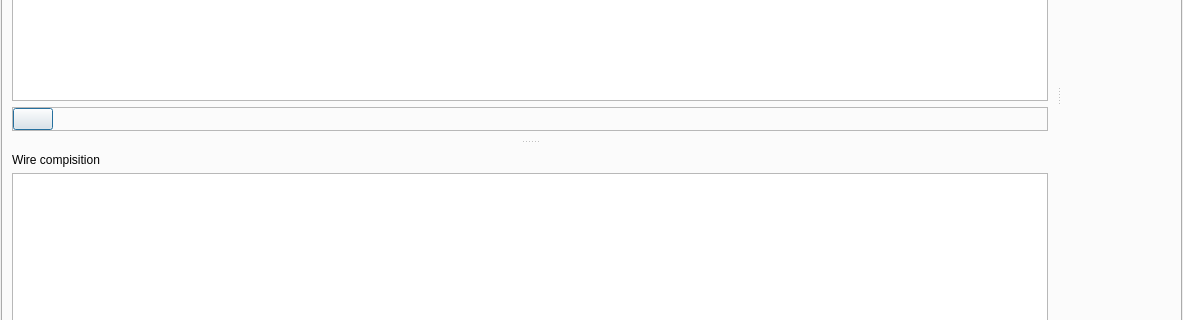
Before: the Qt Designer form src/GridCal/Gui/TowerBuilder/gui.ui in SanPen/GridCal, drawn with Qt 5; both pictures show x 0 to 1183 and y 255 to 575 of the 1183 by 675 pixel window.
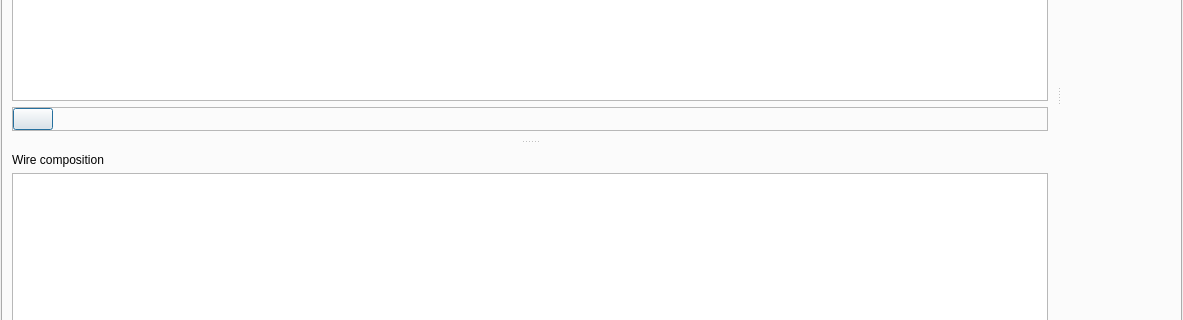
After: the same form once the commit is applied. Icons and pictures are not drawn. Custom widgets are drawn as their Qt base class.

Commit message: Fixed compisition typo

Diff of the .ui file:
```diff
--- a/src/GridCal/Gui/TowerBuilder/gui.ui
+++ b/src/GridCal/Gui/TowerBuilder/gui.ui
@@ -271,7 +271,7 @@
                <item>
                 <widget class="QLabel" name="label_10">
                  <property name="text">
-                  <string>Wire compisition</string>
+                  <string>Wire composition</string>
                  </property>
                 </widget>
                </item>
```
The commit also changes 3 other files.
